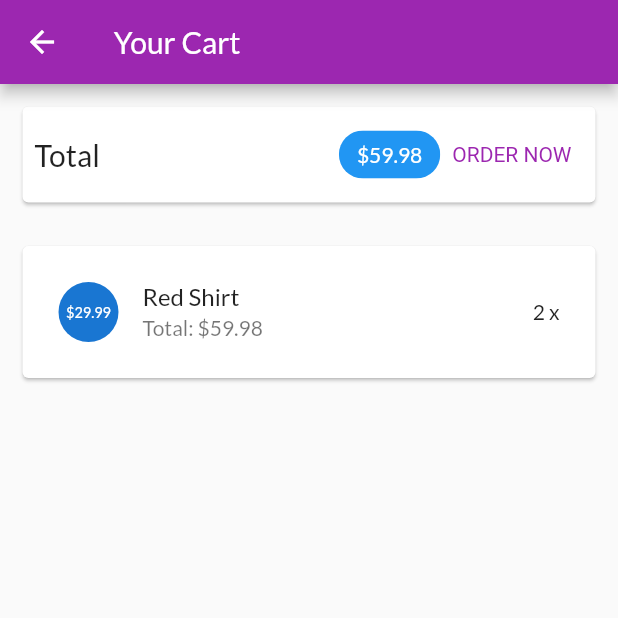
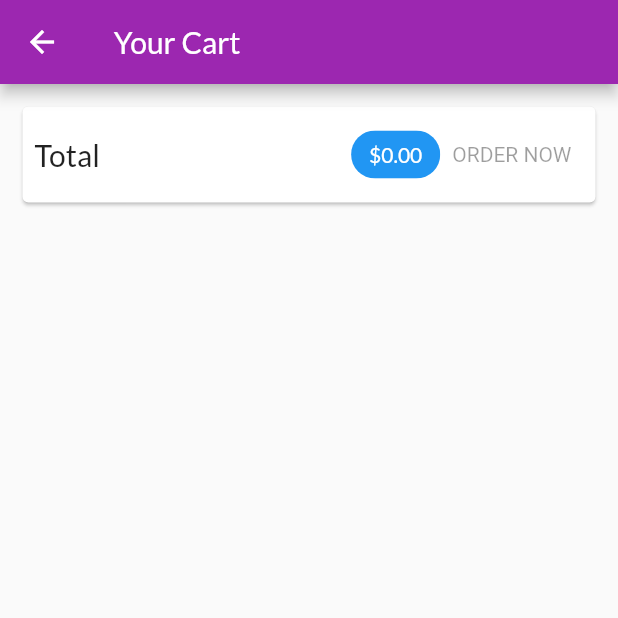
Before and after one commit to LeLongBienB1909882/PTUDDD-CT484, a Flutter app: the CartScreen screen opened by its route, after a tap on "ORDER NOW", on a phone screen of 412 x 824 dp, the top half of it. Run offline on Flutter 3.47's test engine with Material 2 defaults, Android fonts, the phone set to English and light mode, and no system bars; network calls fail.

Commit message:
Quan ly trang thai voi provider - OrdersManager

```diff
--- a/lib/main.dart
+++ b/lib/main.dart
@@ -26,6 +26,9 @@ class MyApp extends StatelessWidget {
         ),
         ChangeNotifierProvider(
           create: (ctx) => CartManager(),
+        ),
+        ChangeNotifierProvider(
+          create: (ctx) => OrdersManager(),
         ),
       ],
       child: MaterialApp(
--- a/lib/ui/cart/cart_screen.dart
+++ b/lib/ui/cart/cart_screen.dart
@@ -66,14 +66,20 @@ class CartScreen extends StatelessWidget {
               backgroundColor: Theme.of(context).primaryColor,
             ),
             TextButton(
-              onPressed: () {
-                print('An order has been added');
-              },
+              onPressed: cart.totalAmount <= 0
+                  ? null
+                  : () {
+                      context.read<OrdersManager>().addOrder(
+                            cart.products,
+                            cart.totalAmount,
+                          );
+                      cart.clear();
+                    },
               style: TextButton.styleFrom(
                 textStyle: TextStyle(color: Theme.of(context).primaryColor),
               ),
               child: const Text('ORDER NOW'),
-            )
+            ),
           ],
         ),
       ),
--- a/lib/ui/orders/order_manager.dart
+++ b/lib/ui/orders/order_manager.dart
@@ -27,4 +27,17 @@ class OrdersManager with ChangeNotifier {
   List<OrderItem> get orders {
     return [..._orders];
   }
+
+  void addOrder(List<CartItem> cartProducts, double total) async {
+    _orders.insert(
+      0,
+      OrderItem(
+        id: 'o${DateTime.now().toIso8601String()}',
+        amount: total,
+        products: cartProducts,
+        dateTime: DateTime.now(),
+      ),
+    );
+    notifyListeners();
+  }
 }
--- a/lib/ui/orders/orders_screen.dart
+++ b/lib/ui/orders/orders_screen.dart
@@ -1,4 +1,5 @@
 import 'package:flutter/material.dart';
+import 'package:provider/provider.dart';
 
 import 'order_item_card.dart';
 import 'order_manager.dart';
@@ -12,15 +13,18 @@ class OrdersScreen extends StatelessWidget {
   @override
   Widget build(BuildContext context) {
     print('building orders');
-    final ordersManager = OrdersManager();
     return Scaffold(
       appBar: AppBar(
         title: const Text('Your Orders'),
       ),
       drawer: const AppDrawer(),
-      body: ListView.builder(
-        itemCount: ordersManager.orderCount,
-        itemBuilder: (ctx, i) => OrderItemCard(ordersManager.orders[i]),
+      body: Consumer<OrdersManager>(
+        builder: (ctx, ordersManager, child) {
+          return ListView.builder(
+            itemCount: ordersManager.orderCount,
+            itemBuilder: (ctx, i) => OrderItemCard(ordersManager.orders[i]),
+          );
+        },
       ),
     );
   }
```
